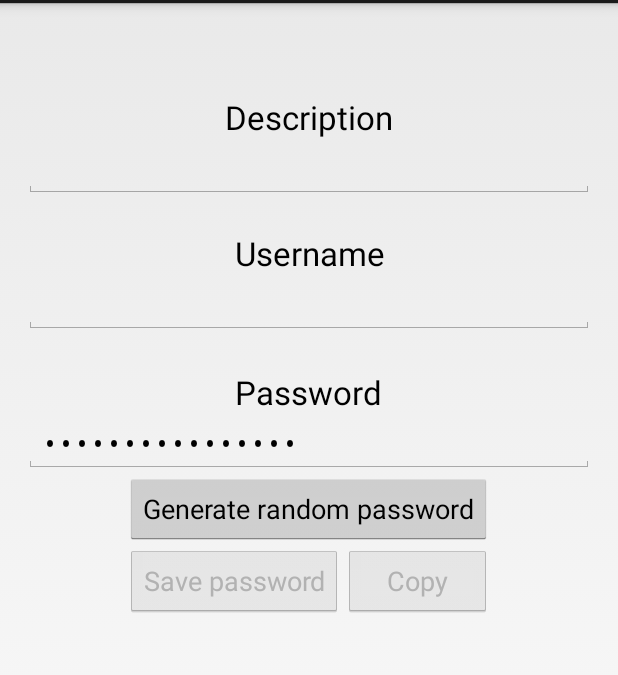
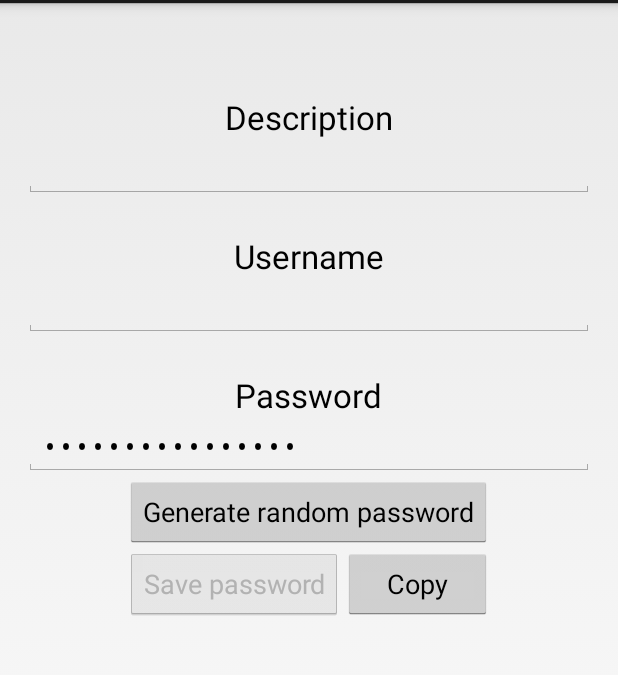
Before and after one commit to MrXXX92/pwsafe, an Android app: the NewPasswordActivity screen opened directly, with no data from a screen before it, after a tap on "Generate random password", on a phone screen of 412 x 824 dp, the part 69-744 px from its top. Run offline under Robolectric (Android 15) with nearby library versions, the light colour scheme and no system bars.

Commit message:
- Copy-Button mit Leben gefüllt - formatiert, refaktoriert (u.a. das XML so umsortiert, dass die Elemente auch in der tatsächlichen Layout-Reihenfolge stehen)

```diff
--- a/app/src/main/java/teamschwarz/pwsafe/NewPasswordActivity.java
+++ b/app/src/main/java/teamschwarz/pwsafe/NewPasswordActivity.java
@@ -1,6 +1,9 @@
 package teamschwarz.pwsafe;
 
 import android.app.Activity;
+import android.content.ClipData;
+import android.content.ClipboardManager;
+import android.content.Context;
 import android.content.Intent;
 import android.os.Bundle;
 import android.support.v4.app.NavUtils;
@@ -13,9 +16,6 @@
 import android.widget.EditText;
 import android.widget.TextView;
 import android.widget.Toast;
-
-import java.util.ArrayList;
-import java.util.List;
 import java.util.Random;
 
 
@@ -25,9 +25,8 @@
     EditText newUsername;
     EditText newPassword;
     Button saveButton;
+    Button copyButton;
     Button generateButton;
-    List<PasswordItem> passwords = new ArrayList<PasswordItem>();
-    int position = -1;
 
     @Override
     protected void onCreate(Bundle savedInstanceState) {
@@ -56,21 +55,22 @@
         }
 
         newUsername = (EditText) findViewById(R.id.editTextNewUsername);
-        //falls eine Beschreibung übergeben wurde, diese auch anzeigen
+        //falls ein Username übergeben wurde, diesen auch anzeigen
         if (username != null && !username.isEmpty()) {
             newUsername.setText(username);
         }
 
         newPassword = (EditText) findViewById(R.id.editTextNewPassword);
-        //falls ein Passwort übergeben wurde, diese auch anzeigen
+        //falls ein Passwort übergeben wurde, dieses auch anzeigen
         if (password != null && !password.isEmpty()) {
             newPassword.setText(password);
         }
 
-        //Save-Button Detail-Maske initial klickbar
+        //Save- und Copy-Button in Detail-Maske initial klickbar
         saveButton = (Button) findViewById(R.id.buttonSave);
         saveButton.setEnabled(isValidPasswordItem());
-
+        copyButton = (Button) findViewById(R.id.buttonCopy);
+        copyButton.setEnabled(isPasswordFilled());
 
         generateButton = (Button) findViewById(R.id.buttonGenerate);
 
@@ -113,7 +113,9 @@
 
             @Override
             public void onTextChanged(CharSequence s, int start, int before, int count) {
+                //Buttons nur klickbar, wenn das eingegebene Passwort valide ist
                 saveButton.setEnabled(isValidPasswordItem());
+                copyButton.setEnabled(isPasswordFilled());
             }
 
             @Override
@@ -128,7 +130,7 @@
                         newUsername.getText().toString(),
                         newPassword.getText().toString());
 
-                if (position == -1l){
+                if (position == -1l) {
                     //Keine Position übergeben -> neues Passwort
                     // hinzufügen
                     PasswordlistActivity.passwords.add(currentItem);
@@ -152,9 +154,21 @@
                 }
 
                 //Der Einfachheit halber wird die XML-Datei bei jedem neuen Passwort komplett neu geschrieben
-                if (!XMLParser.writeXML(PasswordlistActivity.passwords)){
+                if (!XMLParser.writeXML(PasswordlistActivity.passwords)) {
                     Toast.makeText(getApplicationContext(), "Could not write file to external storage", Toast.LENGTH_SHORT).show();
                 }
+            }
+        });
+
+        copyButton.setOnClickListener(new View.OnClickListener() {
+            @Override
+            public void onClick(View v) {
+                //Aktuell eingegebenes Passwort kopieren
+                String password = newPassword.getText().toString();
+
+                ClipboardManager clipboard = (ClipboardManager) getSystemService(Context.CLIPBOARD_SERVICE);
+                ClipData clip = ClipData.newPlainText("password", password);
+                clipboard.setPrimaryClip(clip);
             }
         });
 
@@ -172,6 +186,10 @@
         return (String.valueOf(newDescription.getText()).trim().length() > 0) &&
                 (String.valueOf(newUsername.getText()).trim().length() > 0)&&
                 (String.valueOf(newPassword.getText()).trim().length() > 0);
+    }
+
+    private boolean isPasswordFilled() {
+        return (String.valueOf(newPassword.getText()).trim().length() > 0);
     }
 
     @Override
--- a/app/src/main/res/layout/activity_new_password.xml
+++ b/app/src/main/res/layout/activity_new_password.xml
@@ -35,7 +35,25 @@
         android:inputType="text"
         android:layout_width="match_parent"
         android:layout_height="wrap_content"
-        android:layout_below="@+id/textViewNewDescription"
+        android:layout_below="@id/textViewNewDescription"
+        android:layout_alignParentRight="true" />
+
+    <TextView
+        android:id="@+id/textViewNewUsername"
+        android:layout_width="wrap_content"
+        android:layout_height="wrap_content"
+        android:textAppearance="?android:attr/textAppearanceLarge"
+        android:text="Username"
+        android:layout_below="@id/editTextNewDescription"
+        android:layout_centerHorizontal="true"
+        android:layout_marginTop="24dp" />
+
+    <EditText
+        android:id="@+id/editTextNewUsername"
+        android:inputType="text"
+        android:layout_width="match_parent"
+        android:layout_height="wrap_content"
+        android:layout_below="@id/textViewNewUsername"
         android:layout_alignParentRight="true" />
 
     <TextView
@@ -46,7 +64,7 @@
         android:text="@string/password"
         android:layout_gravity="center_horizontal"
         android:layout_marginTop="24dp"
-        android:layout_below="@+id/editTextNewUsername"
+        android:layout_below="@id/editTextNewUsername"
         android:layout_centerHorizontal="true" />
 
     <EditText
@@ -54,8 +72,16 @@
         android:inputType="textPassword"
         android:layout_width="match_parent"
         android:layout_height="wrap_content"
-        android:layout_below="@+id/textViewNewPassword"
+        android:layout_below="@id/textViewNewPassword"
         android:layout_alignParentLeft="true" />
+
+    <Button
+        android:id="@+id/buttonGenerate"
+        android:layout_width="wrap_content"
+        android:layout_height="wrap_content"
+        android:text="Generate random password"
+        android:layout_below="@id/editTextNewPassword"
+        android:layout_centerHorizontal="true" />
 
     <Button
         android:id="@+id/buttonSave"
@@ -63,8 +89,8 @@
         android:layout_height="wrap_content"
         android:text="Save password"
         android:enabled="false"
-        android:layout_below="@+id/buttonGenerate"
-        android:layout_alignLeft="@+id/buttonGenerate" />
+        android:layout_below="@id/buttonGenerate"
+        android:layout_alignLeft="@id/buttonGenerate" />
 
     <Button
         android:id="@+id/buttonCopy"
@@ -72,34 +98,9 @@
         android:layout_height="wrap_content"
         android:text="Copy"
         android:enabled="false"
-        android:layout_below="@+id/buttonGenerate"
-        android:layout_alignRight="@+id/buttonGenerate"
-        android:layout_toRightOf="@+id/buttonSave" />
+        android:layout_below="@id/buttonGenerate"
+        android:layout_alignRight="@id/buttonGenerate"
+        android:layout_toRightOf="@id/buttonSave" />
 
-    <TextView
-        android:layout_width="wrap_content"
-        android:layout_height="wrap_content"
-        android:textAppearance="?android:attr/textAppearanceLarge"
-        android:text="Username"
-        android:id="@+id/textViewNewUsername"
-        android:layout_below="@+id/editTextNewDescription"
-        android:layout_alignLeft="@+id/textViewNewPassword"
-        android:layout_marginTop="22dp" />
-
-    <EditText
-        android:id="@+id/editTextNewUsername"
-        android:inputType="text"
-        android:layout_width="match_parent"
-        android:layout_height="wrap_content"
-        android:layout_below="@+id/textViewNewUsername"
-        android:layout_alignParentRight="true" />
-
-    <Button
-        android:layout_width="wrap_content"
-        android:layout_height="wrap_content"
-        android:text="Generate random password"
-        android:id="@+id/buttonGenerate"
-        android:layout_below="@+id/editTextNewPassword"
-        android:layout_centerHorizontal="true" />
 
 </RelativeLayout>
```
